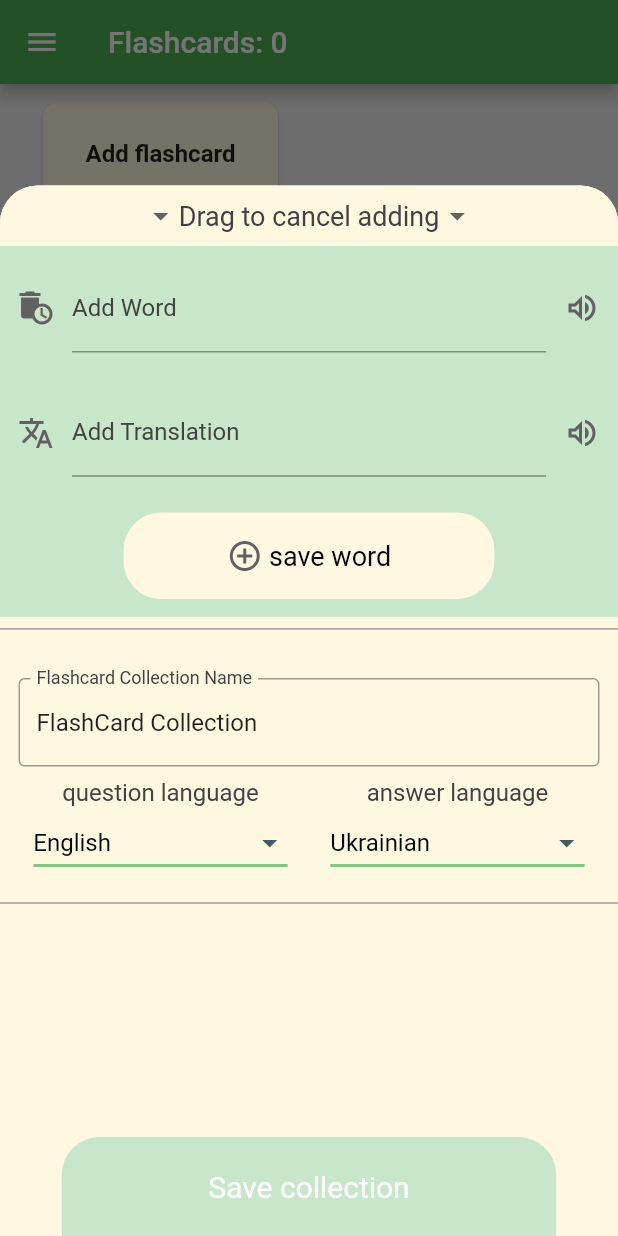
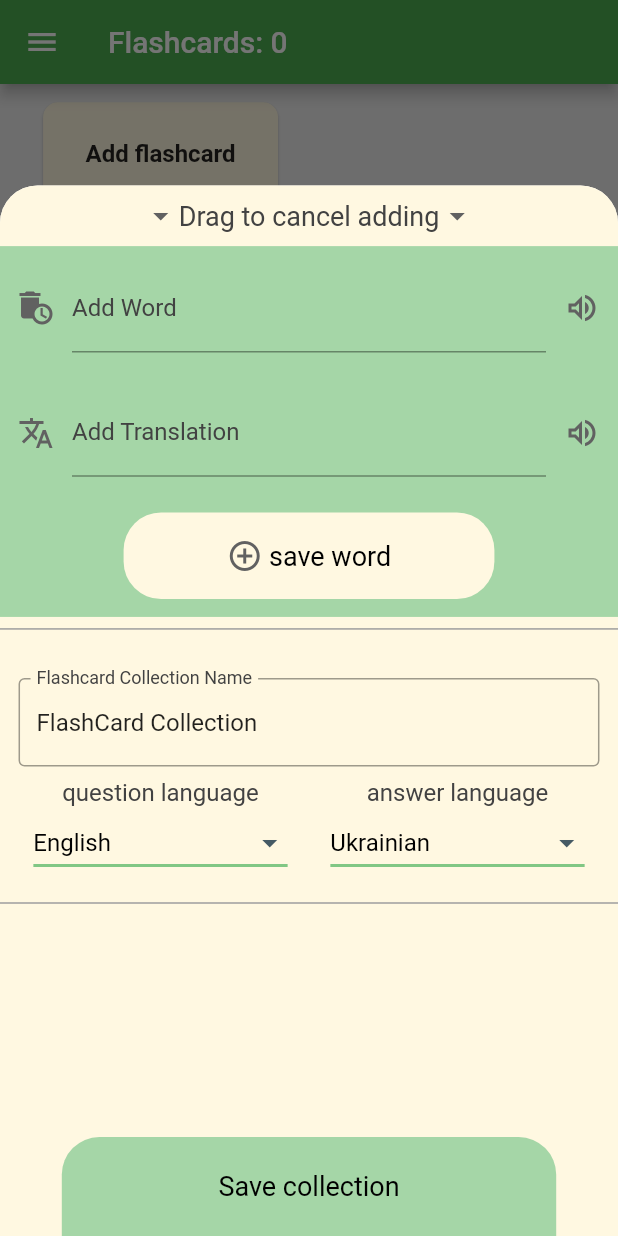
Before and after one commit to IvanShaptalov/FlashCardsReader, a Flutter app: the FlashCardView screen opened directly, after a tap on "Add flashcard", on a phone screen of 412 x 824 dp. Run offline on Flutter 3.47's test engine with Material 2 defaults, Android fonts, the phone set to English and light mode, and no system bars; drawn by our look-alikes of overlay_support; our stand-ins replace bloc, flutter_bloc, flutter_staggered_animations, flutter_tts, hive, hive_flutter and 1 more; missing offline and left inert: quick_actions, translator; accounts and stored records are empty.

Commit message:
feat(): changed colors

```diff
--- a/lib/views/flashcards/flashcards/add_flashcard_menu.dart
+++ b/lib/views/flashcards/flashcards/add_flashcard_menu.dart
@@ -496,7 +496,7 @@ class _FlashCardCreatingWallViewState extends State<FlashCardCreatingWallView> {
                                                         .wordButtonWidthPercent),
                                                 decoration: BoxDecoration(
                                                     color: ConfigViewUpdateMenu
-                                                        .buttonColor,
+                                                        .addWordMenuColor,
                                                     border: Border.all(
                                                         color: Colors
                                                             .grey.shade400,
@@ -548,7 +548,7 @@ class _FlashCardCreatingWallViewState extends State<FlashCardCreatingWallView> {
                                                         .wordButtonWidthPercent),
                                                 decoration: BoxDecoration(
                                                     color: ConfigViewUpdateMenu
-                                                        .buttonColor,
+                                                        .addWordMenuColor,
                                                     border: Border.all(
                                                         color: Colors
                                                             .grey.shade400,
@@ -708,14 +708,14 @@ class _FlashCardCreatingWallViewState extends State<FlashCardCreatingWallView> {
           height: SizeConfig.getMediaHeight(context, p: 0.1),
           width: SizeConfig.getMediaWidth(context, p: 0.8),
           decoration: BoxDecoration(
-            color: ConfigFashAddWordView.menuColor,
+            color: ConfigViewUpdateMenu.addWordMenuColor,
             borderRadius: const BorderRadius.only(
                 topLeft: Radius.circular(25), topRight: Radius.circular(25)),
           ),
           child: const Center(
             child: Text(
               'Save collection',
-              style: TextStyle(fontSize: 20, color: Colors.white),
+              style: FontConfigs.h2TextStyleBlack,
               textAlign: TextAlign.center,
             ),
           ),
--- a/lib/views/flashcards/flashcards/add_flashcard_widget.dart
+++ b/lib/views/flashcards/flashcards/add_flashcard_widget.dart
@@ -82,7 +82,6 @@ class AddFlashCardWidgetState extends State<AddFlashCardWidget> {
                   mainAxisAlignment: MainAxisAlignment.center,
                   children: const [
                     /// ============================[ADD FLASHCARD MENU OPEN]============================
-                    //? in plans add languages
                     Padding(
                       padding: EdgeInsets.all(8.0),
                       child: Icon(Icons.add_circle_outline),
--- a/lib/views/flashcards/new_word/add_word_collection_widget.dart
+++ b/lib/views/flashcards/new_word/add_word_collection_widget.dart
@@ -20,7 +20,7 @@ class FastAddWordFCcWidget extends StatefulWidget {
 class _FastAddWordFCcWidgetState extends State<FastAddWordFCcWidget> {
   Color setCardColor() {
     if (widget.flashCardCollection == FlashCardCreatingUIProvider.fc) {
-      return ConfigFashAddWordView.selectedCard;
+      return ConfigFastAddWordView.selectedCard;
     }
     return CardViewConfig.defaultCardColor;
   }
--- a/lib/views/flashcards/new_word/base_new_word_widget.dart
+++ b/lib/views/flashcards/new_word/base_new_word_widget.dart
@@ -168,7 +168,7 @@ class BaseNewWordWidget {
                 ? 0.3
                 : 0.6),
         decoration: BoxDecoration(
-          color: ConfigFashAddWordView.buttonColor,
+          color: ConfigFastAddWordView.buttonColor,
 
           // rounded full border
           borderRadius: const BorderRadius.all(Radius.circular(25)),
--- a/lib/views/flashcards/new_word/screens/landscape.dart
+++ b/lib/views/flashcards/new_word/screens/landscape.dart
@@ -26,7 +26,7 @@ class LandscapeNewWord extends BaseScreenNewWord {
             height: SizeConfig.getMediaHeight(context, p: 0.6),
             width: SizeConfig.getMediaWidth(context, p: 0.5),
             decoration: BoxDecoration(
-              color: ConfigFashAddWordView.menuColor,
+              color: ConfigFastAddWordView.menuColor,
 
               // rounded full border
               borderRadius: const BorderRadius.all(Radius.circular(10)),
--- a/lib/views/flashcards/new_word/screens/landscape_small.dart
+++ b/lib/views/flashcards/new_word/screens/landscape_small.dart
@@ -27,7 +27,7 @@ class LandscapeSmallNewWord extends BaseScreenNewWord {
             height: SizeConfig.getMediaHeight(context, p: 0.55),
             width: SizeConfig.getMediaWidth(context, p: 0.6),
             decoration: BoxDecoration(
-              color: ConfigFashAddWordView.menuColor,
+              color: ConfigFastAddWordView.menuColor,
 
               // rounded full border
               borderRadius: const BorderRadius.all(Radius.circular(10)),
--- a/lib/views/flashcards/new_word/screens/portrait.dart
+++ b/lib/views/flashcards/new_word/screens/portrait.dart
@@ -24,7 +24,7 @@ class PortraitNewWord extends BaseScreenNewWord {
         height: SizeConfig.getMediaHeight(context, p: 0.35),
         width: SizeConfig.getMediaWidth(context, p: 1),
         decoration: BoxDecoration(
-          color: ConfigFashAddWordView.menuColor,
+          color: ConfigFastAddWordView.menuColor,
 
           // rounded full border
           borderRadius: const BorderRadius.all(Radius.circular(10)),
--- a/lib/views/flashcards/new_word/screens/portrait_small.dart
+++ b/lib/views/flashcards/new_word/screens/portrait_small.dart
@@ -26,7 +26,7 @@ class PortraitSmallNewWord extends BaseScreenNewWord {
           height: SizeConfig.getMediaHeight(context, p: 0.35),
           width: SizeConfig.getMediaWidth(context, p: 1),
           decoration: BoxDecoration(
-            color: ConfigFashAddWordView.menuColor,
+            color: ConfigFastAddWordView.menuColor,
 
             // rounded full border
             borderRadius: const BorderRadius.all(Radius.circular(10)),
--- a/lib/views/view_config.dart
+++ b/lib/views/view_config.dart
@@ -84,8 +84,7 @@ class ConfigViewUpdateMenu {
   static Color dividerColor = Colors.grey.shade300;
   static Color dropDownColor = Colors.amber.shade50;
   static Color dropDownColorUndlerline = Colors.green.shade300;
-  static Color buttonColor = Colors.green.shade300;
-  static Color addWordMenuColor = Colors.green.shade100;
+  static Color addWordMenuColor = Colors.green.shade200;
   static Color buttonIconColor = Colors.grey.shade800;
   static double wordButtonWidthPercent = 0.3;
 }
@@ -119,10 +118,10 @@ class ConfigQuizView {
       TextStyle(fontSize: 16, color: Colors.grey.shade900);
 }
 
-class ConfigFashAddWordView {
+class ConfigFastAddWordView {
   static Color buttonColor = Colors.amber.shade50;
   static Color selectedCard = Colors.green.shade100;
-  static Color menuColor = Colors.green.shade100;
+  static Color menuColor = Colors.green.shade200;
 }
 
 enum ScreenDesign { portrait, landscape, portraitSmall, landscapeSmall }
```
